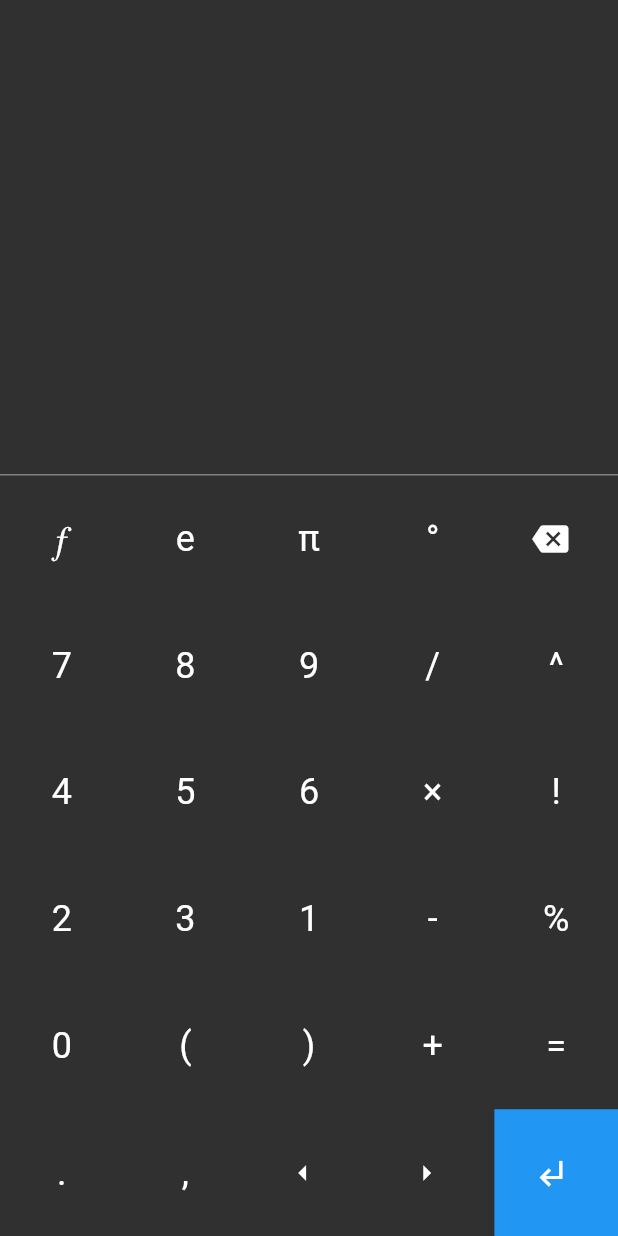
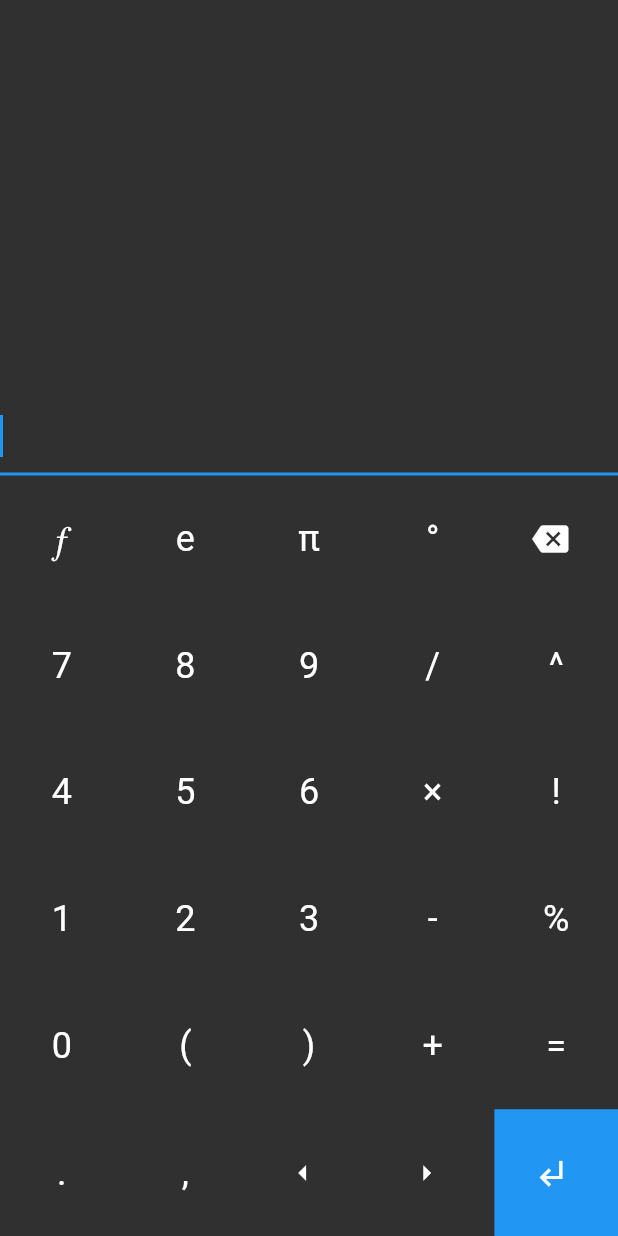
Before and after one commit to qrhfz/fcalc, a Flutter app: the screen it shows after launch, on a phone screen of 412 x 824 dp. Run offline on Flutter 3.47's test engine with Material 2 defaults, Android fonts, the phone set to English and light mode, and no system bars; our stand-ins replace built_collection, equatable, flutter_riverpod, freezed_annotation, scroll_to_index, vibration; missing offline and left inert: dart_numerics.

Commit message:
Update home_screen.dart and keypad.dart

```diff
--- a/fcalc/lib/home_screen.dart
+++ b/fcalc/lib/home_screen.dart
@@ -22,7 +22,6 @@ class _HomeScreenState extends ConsumerState<HomeScreen> {
   @override
   void initState() {
     super.initState();
-    // Future.microtask(() => focus.requestFocus());
   }
 
   @override
@@ -39,9 +38,10 @@ class _HomeScreenState extends ConsumerState<HomeScreen> {
               children: [
                 const Expanded(child: ResultView()),
                 TextField(
-                  focusNode: focus,
+                  keyboardType: TextInputType.none,
+                  autofocus: true,
                   controller: inputCtl,
-                  textAlign: TextAlign.end,
+                  showCursor: true,
                   style: const TextStyle(fontSize: 24),
                   onSubmitted: (_) {
                     final src = inputCtl.text;
--- a/fcalc/lib/keypad.dart
+++ b/fcalc/lib/keypad.dart
@@ -32,9 +32,9 @@ class _KeypadState extends ConsumerState<Keypad> {
         ExpandedRow(
           children: [
             KeypadButton(text: "𝑓", onPressed: func),
-            KeypadButton(text: "e", onPressed: e),
-            KeypadButton(text: "π", onPressed: pi),
-            KeypadButton(text: "°", onPressed: degree),
+            KeypadButton(text: "e", onPressed: insertText("e")),
+            KeypadButton(text: "π", onPressed: insertText("π")),
+            KeypadButton(text: "°", onPressed: insertText("°")),
             KeypadButton(
               icon: const Icon(Icons.backspace),
               text: "",
@@ -43,43 +43,43 @@ class _KeypadState extends ConsumerState<Keypad> {
           ],
         ),
         ExpandedRow(children: [
-          KeypadButton(text: "7", onPressed: seven),
-          KeypadButton(text: "8", onPressed: eight),
-          KeypadButton(text: "9", onPressed: nine),
-          KeypadButton(text: "/", onPressed: divide),
-          KeypadButton(text: "^", onPressed: power),
+          KeypadButton(text: "7", onPressed: insertText("7")),
+          KeypadButton(text: "8", onPressed: insertText("8")),
+          KeypadButton(text: "9", onPressed: insertText("9")),
+          KeypadButton(text: "/", onPressed: insertText("/")),
+          KeypadButton(text: "^", onPressed: insertText("^")),
         ]),
         ExpandedRow(
           children: [
-            KeypadButton(text: "4", onPressed: four),
-            KeypadButton(text: "5", onPressed: five),
-            KeypadButton(text: "6", onPressed: six),
-            KeypadButton(text: "×", onPressed: times),
-            KeypadButton(text: "!", onPressed: factorial),
+            KeypadButton(text: "4", onPressed: insertText("4")),
+            KeypadButton(text: "5", onPressed: insertText("5")),
+            KeypadButton(text: "6", onPressed: insertText("6")),
+            KeypadButton(text: "×", onPressed: insertText("×")),
+            KeypadButton(text: "!", onPressed: insertText("!")),
           ],
         ),
         ExpandedRow(
           children: [
-            KeypadButton(text: "2", onPressed: two),
-            KeypadButton(text: "3", onPressed: three),
-            KeypadButton(text: "1", onPressed: one),
-            KeypadButton(text: "-", onPressed: minus),
-            KeypadButton(text: "%", onPressed: percent),
+            KeypadButton(text: "1", onPressed: insertText("1")),
+            KeypadButton(text: "2", onPressed: insertText("2")),
+            KeypadButton(text: "3", onPressed: insertText("3")),
+            KeypadButton(text: "-", onPressed: insertText("-")),
+            KeypadButton(text: "%", onPressed: insertText("%")),
           ],
         ),
         ExpandedRow(
           children: [
-            KeypadButton(text: "0", onPressed: zero),
-            KeypadButton(text: "(", onPressed: lParen),
-            KeypadButton(text: ")", onPressed: rParen),
-            KeypadButton(text: "+", onPressed: plus),
-            KeypadButton(text: "=", onPressed: equal),
+            KeypadButton(text: "0", onPressed: insertText("0")),
+            KeypadButton(text: "(", onPressed: insertText("(")),
+            KeypadButton(text: ")", onPressed: insertText(")")),
+            KeypadButton(text: "+", onPressed: insertText("+")),
+            KeypadButton(text: "=", onPressed: insertText("=")),
           ],
         ),
         ExpandedRow(
           children: [
-            KeypadButton(text: ".", onPressed: dot),
-            KeypadButton(text: ",", onPressed: comma),
+            KeypadButton(text: ".", onPressed: insertText(".")),
+            KeypadButton(text: ",", onPressed: insertText(",")),
             KeypadButton(
               text: "",
               icon: const Icon(Icons.arrow_left),
@@ -117,56 +117,38 @@ class _KeypadState extends ConsumerState<Keypad> {
     );
   }
 
-  void lParen() => inputCtl.text += "(";
-
-  void rParen() => inputCtl.text += ")";
-
-  void percent() => inputCtl.text += "%";
+  Function() insertText(String text) => () {
+        final pos = inputCtl.selection.baseOffset;
+        if (pos == -1) {
+          inputCtl.text += text;
+        } else {
+          inputCtl.text = inputCtl.text.substring(0, pos) +
+              text +
+              inputCtl.text.substring(pos, inputCtl.text.length);
+        }
+        moveCursor(pos + text.length);
+      };
 
   void del() {
     if (inputCtl.text.isEmpty) {
       return;
     }
-    inputCtl.text = inputCtl.text.substring(0, inputCtl.text.length - 1);
+    final pos = inputCtl.selection.baseOffset;
+    if (pos == -1 || pos == inputCtl.text.length) {
+      inputCtl.text = inputCtl.text.substring(0, inputCtl.text.length - 1);
+      moveCursor(inputCtl.text.length);
+      return;
+    }
+    inputCtl.text = inputCtl.text.substring(0, pos - 1) +
+        inputCtl.text.substring(pos, inputCtl.text.length);
+
+    moveCursor(pos - 1);
   }
 
-  void seven() => inputCtl.text += "7";
-
-  void eight() => inputCtl.text += "8";
-
-  void nine() => inputCtl.text += "9";
-
-  void divide() => inputCtl.text += "/";
-
-  void four() => inputCtl.text += "4";
-
-  void five() => inputCtl.text += "5";
-
-  void six() => inputCtl.text += "6";
-
-  void times() => inputCtl.text += '×';
-
-  void one() => inputCtl.text += '1';
-
-  void two() => inputCtl.text += '2';
-
-  void three() => inputCtl.text += '3';
-
-  void minus() => inputCtl.text += '-';
-
-  void zero() => inputCtl.text += '0';
-
-  void dot() => inputCtl.text += '.';
-
-  void equal() => inputCtl.text += '=';
-
-  void plus() => inputCtl.text += '+';
-
-  void power() => inputCtl.text += '^';
-
-  void factorial() => inputCtl.text += '!';
-
-  void degree() => inputCtl.text += '°';
+  void moveCursor(int pos) {
+    inputCtl.selection =
+        inputCtl.selection.copyWith(baseOffset: pos, extentOffset: pos);
+  }
 
   void enter() {
     final src = inputCtl.text;
@@ -174,19 +156,7 @@ class _KeypadState extends ConsumerState<Keypad> {
     inputCtl.clear();
   }
 
-  void pi() => inputCtl.text += 'π';
-
-  void comma() => inputCtl.text += ',';
-
   void func() {}
-
-  void e() {
-    inputCtl.text += 'e';
-  }
-
-  void space() {
-    inputCtl.text += ' ';
-  }
 }
 
 class KeypadButton extends StatelessWidget {
```
